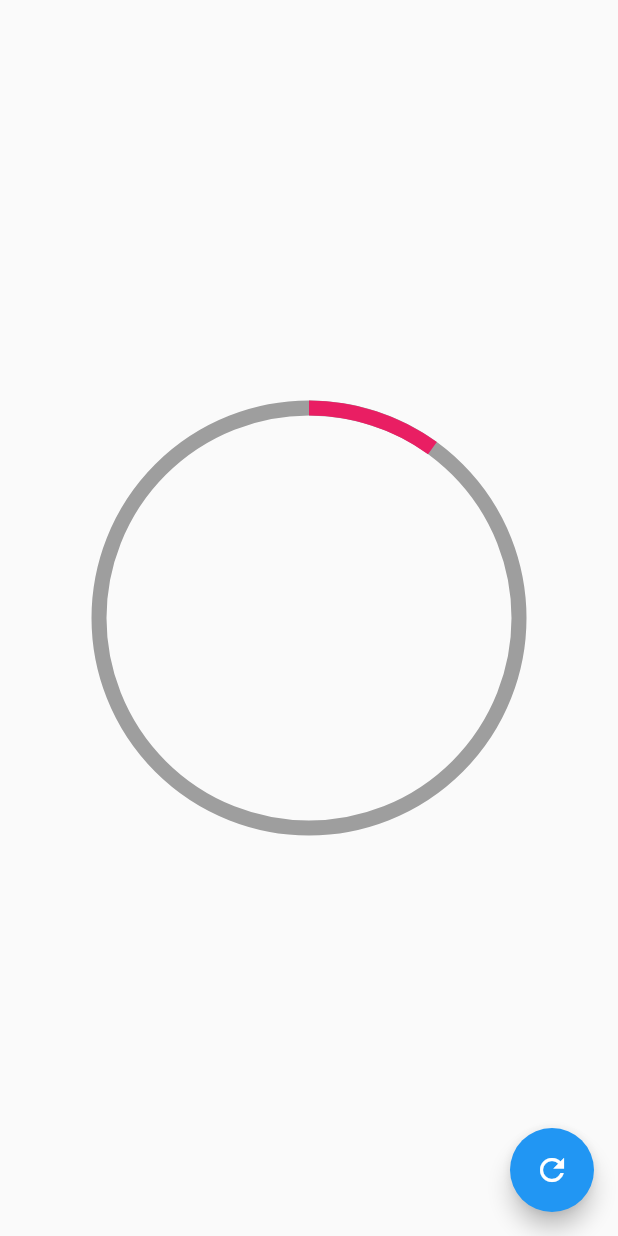
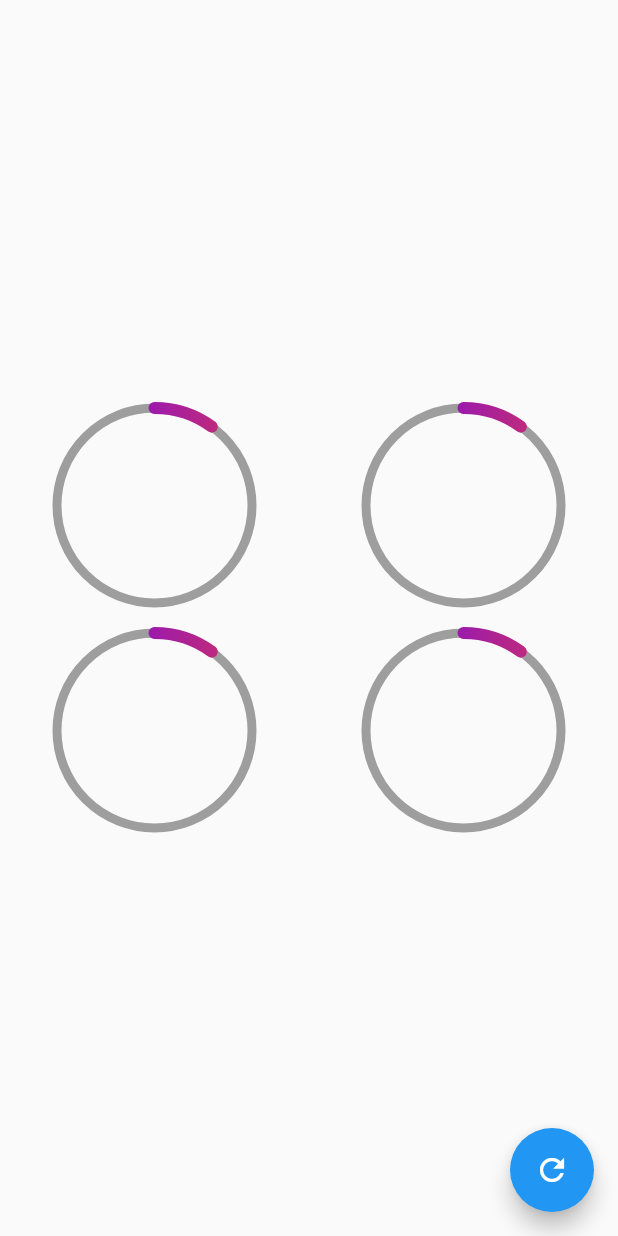
Before and after one commit to bertux77/disenos_cap1, a Flutter app: the GraficasCircularesPage screen opened directly, after a tap on the "refresh" icon, on a phone screen of 412 x 824 dp. Run offline on Flutter 3.47's test engine with Material 2 defaults, Android fonts, the phone set to English and light mode, and no system bars.

```diff
--- a/lib/main.dart
+++ b/lib/main.dart
@@ -14,8 +14,8 @@ class MyApp extends StatelessWidget {
     return const MaterialApp(
       debugShowCheckedModeBanner: false,
       title: 'Diseños APP',
-      //home: GraficasCircularesPage(),
-      home: HeadersPage(),
+      home: GraficasCircularesPage(),
+      //home: HeadersPage(),
     );
   }
 }
--- a/lib/src/pages/graficas_circulas_page.dart
+++ b/lib/src/pages/graficas_circulas_page.dart
@@ -3,14 +3,13 @@ import 'package:flutter/material.dart';
 import '../widgets/radial_progress.dart';
 
 class GraficasCircularesPage extends StatefulWidget {
-  const GraficasCircularesPage({ Key? key }) : super(key: key);
+  const GraficasCircularesPage({Key? key}) : super(key: key);
 
   @override
   State<GraficasCircularesPage> createState() => _GraficasCircularesPageState();
 }
 
 class _GraficasCircularesPageState extends State<GraficasCircularesPage> {
-
   late double porcentaje = 0.0;
   @override
   Widget build(BuildContext context) {
@@ -20,22 +19,71 @@ class _GraficasCircularesPageState extends State<GraficasCircularesPage> {
         onPressed: () {
           setState(() {
             porcentaje += 10.0;
-            if(porcentaje>100) {
+            if (porcentaje > 100) {
               porcentaje = 0;
             }
           });
         },
-
       ),
       //Text('$porcentaje %', style: const TextStyle(fontSize: 50),)
-      body: Center(
-        child: Container(
-          width: 300,
-          height: 300,
-          //color: Colors.red,
-          child: RadialProgress(porcentaje: porcentaje),
-        )
-       ),
+      body: Column(
+        mainAxisAlignment: MainAxisAlignment.center,
+        children: [
+          Row(
+            mainAxisAlignment: MainAxisAlignment.spaceAround,
+            children: [
+              CustomRadialProgress(
+                porcentaje: porcentaje,
+                color: Colors.red,
+              ),
+              CustomRadialProgress(
+                porcentaje: porcentaje,
+                color: Colors.green,
+              )
+            ],
+          ),
+          Row(
+            mainAxisAlignment: MainAxisAlignment.spaceAround,
+            children: [
+              CustomRadialProgress(
+                porcentaje: porcentaje,
+                color: Colors.yellow,
+              ),
+              CustomRadialProgress(
+                porcentaje: porcentaje,
+                color: Colors.blue,
+              )
+            ],
+          )
+        ],
+      ),
     );
   }
 }
+
+class CustomRadialProgress extends StatelessWidget {
+  final Color color;
+  const CustomRadialProgress({
+    Key? key,
+    required this.porcentaje,
+    required this.color,
+  }) : super(key: key);
+
+  final double porcentaje;
+
+  @override
+  Widget build(BuildContext context) {
+    return Container(
+      width: 150,
+      height: 150,
+      //color: Colors.red,
+      child: RadialProgress(
+        porcentaje: porcentaje,
+        colorPrimario: color,
+        colorSecundario: Colors.grey,
+        grosorfondo: 6,
+        grosorCirculo: 8,
+      ),
+    );
+  }
+}
--- a/lib/src/pages/headers_page.dart
+++ b/lib/src/pages/headers_page.dart
@@ -1,33 +1,36 @@
-
 import 'package:flutter/material.dart';
 
 import '../widgets/headers.dart';
 
-class HeadersPage extends StatelessWidget {
+class HeadersPage extends StatefulWidget {
   const HeadersPage({Key? key}) : super(key: key);
 
   @override
+  State<HeadersPage> createState() => _HeadersPageState();
+}
+
+class _HeadersPageState extends State<HeadersPage> {
+  @override
   Widget build(BuildContext context) {
+    int index = 1;
     Map<int, dynamic> headers = {
       1: HeaderCuadrado(),
       2: HeaderBordersRedondeados()
-      };
-    int index = 1;
+    };
+
     return Scaffold(
       floatingActionButton: FloatingActionButton(
         child: const Icon(Icons.refresh),
         onPressed: () {
-          print('index: $index');
-          index +=1;
-
+          setState(() {
+            index++;
+            print('index: $index');
+          });
         },
-
       ),
-      body:
-        Container(
-          child: headers[index],
-
-       ),
+      body: Container(
+        child: headers[index],
+      ),
     );
   }
 }
--- a/lib/src/widgets/radial_progress.dart
+++ b/lib/src/widgets/radial_progress.dart
@@ -4,48 +4,99 @@ import 'package:flutter/material.dart';
 
 class RadialProgress extends StatefulWidget {
   final porcentaje;
+  final Color? colorPrimario;
+  final Color? colorSecundario;
+  final double? grosorfondo;
+  final double? grosorCirculo;
 
-  RadialProgress({this.porcentaje});
+  RadialProgress({
+    required this.porcentaje,
+    this.colorPrimario = Colors.green,
+    this.colorSecundario = Colors.grey,
+    this.grosorfondo = 4.0,
+    this.grosorCirculo = 10.0,
+  });
 
   @override
   State<RadialProgress> createState() => _RadialProgressState();
 }
 
-class _RadialProgressState extends State<RadialProgress> {
+class _RadialProgressState extends State<RadialProgress>
+    with SingleTickerProviderStateMixin {
+  late AnimationController controller;
+  late double porcentajeAnterior;
+  @override
+  void initState() {
+    porcentajeAnterior = widget.porcentaje;
+    controller = AnimationController(
+        vsync: this, duration: const Duration(milliseconds: 200));
+
+    super.initState();
+  }
+
+  @override
+  void dispose() {
+    controller.dispose();
+    super.dispose();
+  }
+
   @override
   Widget build(BuildContext context) {
+    controller.forward(from: 0.0);
+
+    final diferenciaAnimar = widget.porcentaje - porcentajeAnterior;
+    porcentajeAnterior = widget.porcentaje;
+
+    return AnimatedBuilder(
+      animation: controller,
+      builder: (BuildContext context, Widget? child) {
         return Container(
-      padding: const EdgeInsets.all(10),
+          padding: EdgeInsets.all(10),
           width: double.infinity,
           height: double.infinity,
           child: CustomPaint(
-        painter: _MiRadialProgress(widget.porcentaje),
+            painter: _MiRadialProgress(
+                ((widget.porcentaje - diferenciaAnimar) +
+                    (diferenciaAnimar * controller.value)),
+                widget.colorPrimario!,
+                widget.colorSecundario!,
+                widget.grosorfondo!,
+                widget.grosorCirculo!),
           ),
+        );
+      },
     );
   }
 }
 
+class _MiRadialProgress extends CustomPainter {
+  final porcentaje;
+  final Color colorPrimario;
+  final Color colorSecundario;
+  final double grosorfondo;
+  final double grosorCircular;
 
-class _MiRadialProgress extends CustomPainter{
-
-  final porcentaje;
-
-  _MiRadialProgress(this.porcentaje);
+  _MiRadialProgress(this.porcentaje, this.colorPrimario, this.colorSecundario,
+      this.grosorfondo, this.grosorCircular);
   @override
   void paint(Canvas canvas, Size size) {
+    final Rect rect = Rect.fromCircle(
+      center: const Offset(0, 0),
+      radius: 180,
+    );
 
-
-
+    const Gradient gradiente = LinearGradient(
+        colors: [Color(0xffc012ff), Color(0xff6d05e8), Colors.red]);
     // CIRCULO COMPLETO
     final paint = Paint()
-      ..strokeWidth = 10
-      ..color       = Colors.grey
-      ..style       = PaintingStyle.stroke;
+      ..strokeWidth = grosorfondo
+      ..color = colorSecundario
+      ..style = PaintingStyle.stroke;
 
-      Offset center = Offset(size.width * 0.5, size.height/2);
+    Offset center = Offset(size.width * 0.5, size.height / 2);
     double radio = min(size.width * 0.50, size.height * 0.50);
 
-      Rect rect =  Offset(80.0, 0.0) & const Size(130.0, 140.0);
+    //Rect rect = const Offset(80.0, 0.0) & const Size(130.0, 140.0);
 
     canvas.drawCircle(center, radio, paint);
 
@@ -53,30 +104,28 @@ class _MiRadialProgress extends CustomPainter{
     //Rect rect2 =  Offset(80.0, 140.0) & const Size(130.0, 140.0);
     //canvas.drawOval(rect, paint);
 
-
     //ARCO
-      final paintArco= Paint()
-      ..strokeWidth = 10
-      ..color       = Colors.pink
-      ..style       = PaintingStyle.stroke;
+    final paintArco = Paint()
+      ..strokeWidth = grosorCircular
+      //..color = colorPrimario
+      ..shader = gradiente.createShader(rect)
+      ..strokeCap = StrokeCap.round // bordes redondeados
+      ..style = PaintingStyle.stroke;
 
     // Parte que se va a ir llenando
     double arcAngle = 2 * pi * (porcentaje / 100);
     canvas.drawArc(
       Rect.fromCircle(center: center, radius: radio),
-        -pi/2,
+      -pi / 2,
       arcAngle,
       false,
       paintArco,
     );
   }
 
-
-
   @override
   bool shouldRepaint(covariant CustomPainter oldDelegate) {
     // TODO: implement shouldRepaint
     return true;
   }
-
 }
```
Also changed, not shown: pubspec.lock, 1 other file. Lines whose indentation alone changed are shown as unchanged.
